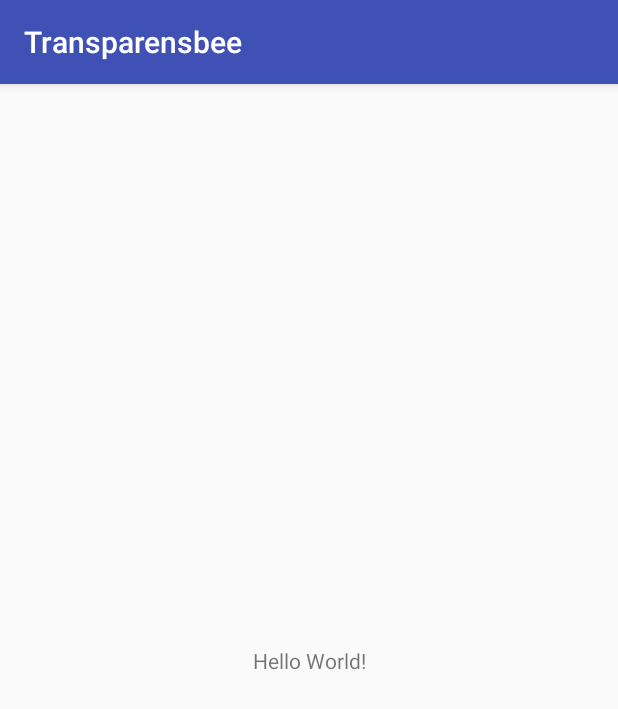
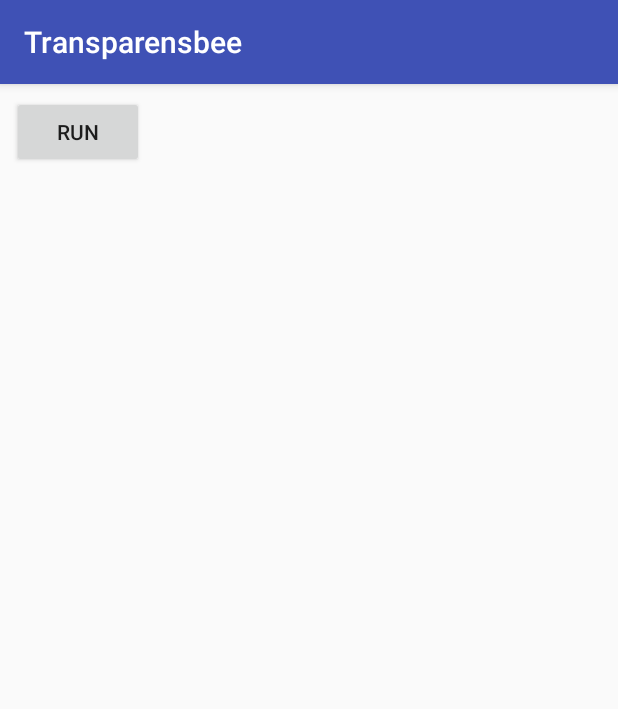
Before and after one commit to divergentdave/Transparensbee, an Android app: the screen it shows after launch (MainActivity), on a phone screen of 412 x 824 dp. Shown: the top 709 px of the screen. Run offline under Robolectric (Android 15) with nearby library versions, the phone set to English and light mode, and no system bars.

Commit message:
Set up button for manual testing

```diff
--- a/app/src/main/java/party/davidsherenowitsa/transparensbee/MainActivity.java
+++ b/app/src/main/java/party/davidsherenowitsa/transparensbee/MainActivity.java
@@ -2,12 +2,27 @@ package party.davidsherenowitsa.transparensbee;
 
 import android.support.v7.app.AppCompatActivity;
 import android.os.Bundle;
+import android.view.View;
+import android.widget.Button;
 
-public class MainActivity extends AppCompatActivity {
+public class MainActivity extends AppCompatActivity implements View.OnClickListener {
 
     @Override
     protected void onCreate(Bundle savedInstanceState) {
         super.onCreate(savedInstanceState);
         setContentView(R.layout.activity_main);
+
+        Button runButton = (Button)findViewById(R.id.runButton);
+        if (runButton != null) runButton.setOnClickListener(this);
+    }
+
+    @Override
+    public void onClick(View v) {
+        switch (v.getId())
+        {
+            case R.id.runButton:
+                System.out.println("Hello world!");
+                break;
+        }
     }
 }
--- a/app/src/main/res/layout/activity_main.xml
+++ b/app/src/main/res/layout/activity_main.xml
@@ -6,13 +6,14 @@
     android:layout_height="match_parent"
     tools:context="party.davidsherenowitsa.transparensbee.MainActivity">
 
-    <TextView
+    <Button
+        android:id="@+id/runButton"
         android:layout_width="wrap_content"
         android:layout_height="wrap_content"
-        android:text="Hello World!"
-        app:layout_constraintBottom_toBottomOf="parent"
+        android:text="@string/run"
+        android:layout_marginLeft="8dp"
         app:layout_constraintLeft_toLeftOf="parent"
-        app:layout_constraintRight_toRightOf="parent"
-        app:layout_constraintTop_toTopOf="parent" />
+        app:layout_constraintTop_toTopOf="parent"
+        android:layout_marginTop="8dp" />
 
 </android.support.constraint.ConstraintLayout>
--- a/app/src/main/res/values/strings.xml
+++ b/app/src/main/res/values/strings.xml
@@ -1,3 +1,4 @@
 <resources>
     <string name="app_name">Transparensbee</string>
+    <string name="run">Run</string>
 </resources>
```
